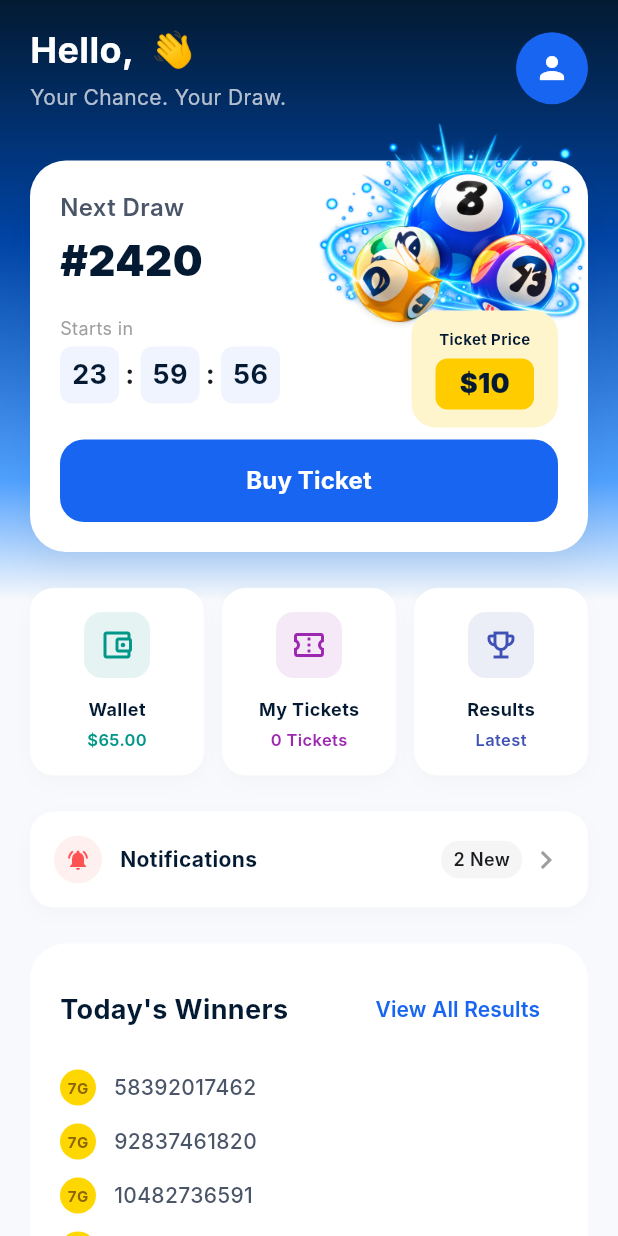
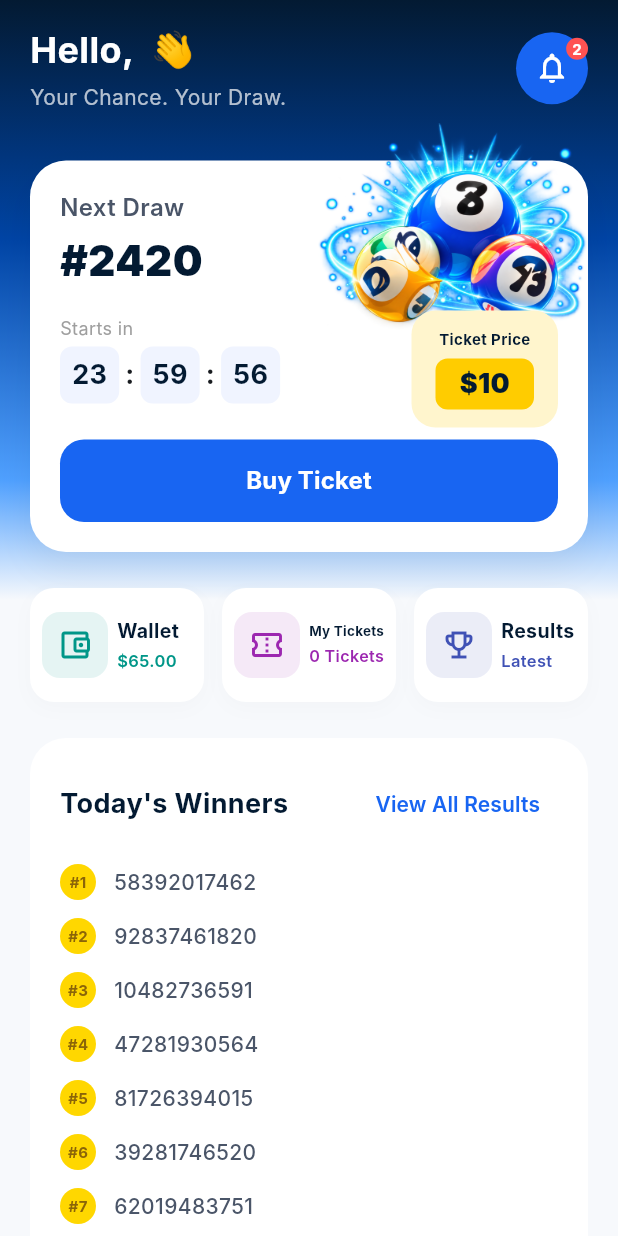
Before and after one commit to neptunlotto/Neptunlotto, a Flutter app: the HomeScreen screen opened directly, on a phone screen of 412 x 824 dp. Run offline on Flutter 3.47's test engine with Material 3 defaults, Android fonts, the phone set to English and light mode, and no system bars; accounts and stored records are empty; Roboto replaces fonts that are missing (Inter).

Commit message:
replace notification banner with header icon, update winner row UI, and refactor dashboard card layout

```diff
--- a/application/lib/features/home/screens/home_screen.dart
+++ b/application/lib/features/home/screens/home_screen.dart
@@ -123,10 +123,42 @@ class _HomeScreenState extends State<HomeScreen> {
                             ),
                           ],
                         ),
+                        GestureDetector(
+                          onTap: () {
+                            Navigator.of(context).push(
+                              MaterialPageRoute(
+                                builder: (_) => const NotificationsScreen(),
+                              ),
+                            );
+                          },
+                          child: Stack(
+                            children: [
                               const CircleAvatar(
                                 backgroundColor: Color(0xFF1865F2),
                                 radius: 24,
-                          child: Icon(Icons.person, color: Colors.white),
+                                child: Icon(Icons.notifications_none, color: Colors.white),
+                              ),
+                              Positioned(
+                                right: 0,
+                                top: 0,
+                                child: Container(
+                                  padding: const EdgeInsets.all(4),
+                                  decoration: const BoxDecoration(
+                                    color: Colors.redAccent,
+                                    shape: BoxShape.circle,
+                                  ),
+                                  child: const Text(
+                                    '2',
+                                    style: TextStyle(
+                                      color: Colors.white,
+                                      fontSize: 10,
+                                      fontWeight: FontWeight.bold,
+                                    ),
+                                  ),
+                                ),
+                              ),
+                            ],
+                          ),
                         ),
                       ],
                     ),
@@ -368,77 +400,6 @@ class _HomeScreenState extends State<HomeScreen> {
                       ],
                     ),
 
-                    const SizedBox(height: 24),
-
-                    // Notifications Banner
-                    GestureDetector(
-                      onTap: () {
-                        Navigator.of(context).push(
-                          MaterialPageRoute(
-                            builder: (_) => const NotificationsScreen(),
-                          ),
-                        );
-                      },
-                      child: Container(
-                        padding: const EdgeInsets.symmetric(
-                          horizontal: 16,
-                          vertical: 16,
-                        ),
-                        decoration: BoxDecoration(
-                          color: Colors.white,
-                          borderRadius: BorderRadius.circular(16),
-                          boxShadow: [
-                            BoxShadow(
-                              color: Colors.black.withOpacity(0.02),
-                              blurRadius: 10,
-                              offset: const Offset(0, 4),
-                            ),
-                          ],
-                        ),
-                        child: Row(
-                          children: [
-                            const CircleAvatar(
-                              backgroundColor: Color(0xFFFFF0F0),
-                              radius: 16,
-                              child: Icon(
-                                Icons.notifications_active,
-                                size: 16,
-                                color: Colors.redAccent,
-                              ),
-                            ),
-                            const SizedBox(width: 12),
-                            const Expanded(
-                              child: Text(
-                                'Notifications',
-                                style: TextStyle(
-                                  fontWeight: FontWeight.bold,
-                                  color: Color(0xFF031A32),
-                                ),
-                              ),
-                            ),
-                            Container(
-                              padding: const EdgeInsets.symmetric(
-                                horizontal: 8,
-                                vertical: 4,
-                              ),
-                              decoration: BoxDecoration(
-                                color: Colors.grey.shade100,
-                                borderRadius: BorderRadius.circular(12),
-                              ),
-                              child: const Text(
-                                '2 New',
-                                style: TextStyle(
-                                  fontSize: 12,
-                                  fontWeight: FontWeight.w600,
-                                ),
-                              ),
-                            ),
-                            const SizedBox(width: 4),
-                            const Icon(Icons.chevron_right, color: Colors.grey),
-                          ],
-                        ),
-                      ),
-                    ),
 
                     const SizedBox(height: 24),
 
@@ -477,13 +438,13 @@ class _HomeScreenState extends State<HomeScreen> {
                             ],
                           ),
                           const SizedBox(height: 16),
-                          _buildWinnerRow('58392017462'),
-                          _buildWinnerRow('92837461820'),
-                          _buildWinnerRow('10482736591'),
-                          _buildWinnerRow('47281930564'),
-                          _buildWinnerRow('81726394015'),
-                          _buildWinnerRow('39281746520'),
-                          _buildWinnerRow('62019483751'),
+                          _buildWinnerRow('58392017462', 1),
+                          _buildWinnerRow('92837461820', 2),
+                          _buildWinnerRow('10482736591', 3),
+                          _buildWinnerRow('47281930564', 4),
+                          _buildWinnerRow('81726394015', 5),
+                          _buildWinnerRow('39281746520', 6),
+                          _buildWinnerRow('62019483751', 7),
                         ],
                       ),
                     ),
@@ -536,7 +497,8 @@ class _HomeScreenState extends State<HomeScreen> {
           ),
         ],
       ),
-      child: Column(
+      child: Row(
+        mainAxisAlignment: MainAxisAlignment.center,
         children: [
           Container(
             padding: const EdgeInsets.all(10),
@@ -546,17 +508,28 @@ class _HomeScreenState extends State<HomeScreen> {
             ),
             child: Icon(icon, color: color, size: 24),
           ),
-          const SizedBox(height: 12),
-          Text(
+          const SizedBox(width: 6),
+          Expanded(
+            child: Column(
+              crossAxisAlignment: CrossAxisAlignment.start,
+              children: [
+                FittedBox(
+                  fit: BoxFit.scaleDown,
+                  alignment: Alignment.centerLeft,
+                  child: Text(
                     title,
                     style: const TextStyle(
-              fontSize: 12,
+                      fontSize: 13,
                       fontWeight: FontWeight.bold,
                       color: Color(0xFF031A32),
                     ),
                   ),
-          const SizedBox(height: 4),
-          Text(
+                ),
+                const SizedBox(height: 2),
+                FittedBox(
+                  fit: BoxFit.scaleDown,
+                  alignment: Alignment.centerLeft,
+                  child: Text(
                     subtitle,
                     style: TextStyle(
                       fontSize: 11,
@@ -564,12 +537,16 @@ class _HomeScreenState extends State<HomeScreen> {
                       color: color,
                     ),
                   ),
+                ),
+              ],
+            ),
+          ),
         ],
       ),
     );
   }
 
-  Widget _buildWinnerRow(String number) {
+  Widget _buildWinnerRow(String number, int rank) {
     return Padding(
       padding: const EdgeInsets.only(bottom: 12.0),
       child: Row(
@@ -581,10 +558,10 @@ class _HomeScreenState extends State<HomeScreen> {
               color: Color(0xFFFFD700), // Gold
               shape: BoxShape.circle,
             ),
-            child: const Center(
+            child: Center(
               child: Text(
-                '7G',
-                style: TextStyle(
+                '#$rank',
+                style: const TextStyle(
                   fontSize: 10,
                   fontWeight: FontWeight.bold,
                   color: Color(0xFF8B6508),
```
Lines whose indentation alone changed are shown as unchanged.
